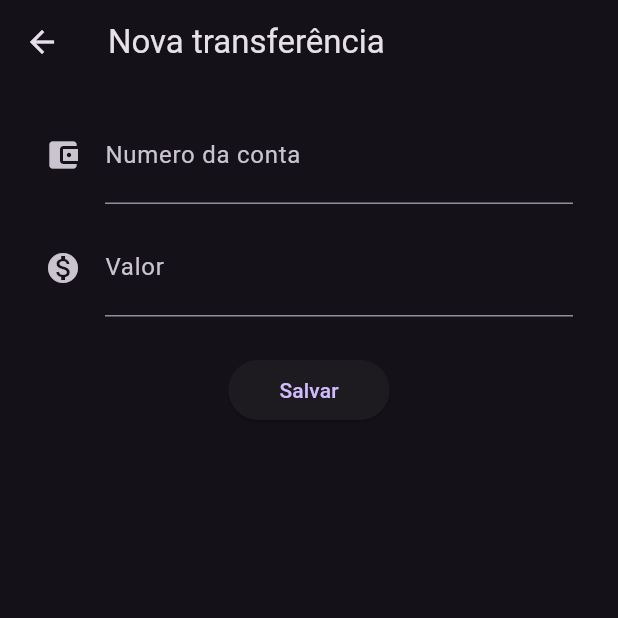
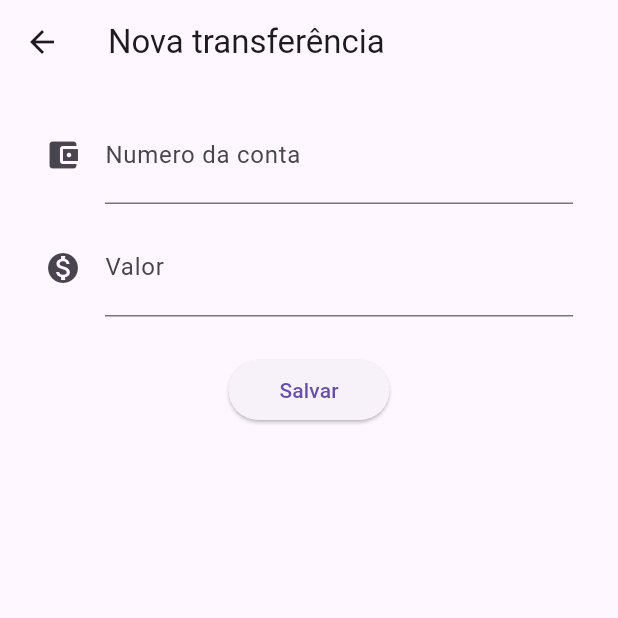
Before and after one commit to antonioalberto-dev/bytebank-alura, a Flutter app: the screen it shows after launch, after a tap on the "add" icon, on a phone screen of 412 x 824 dp, the top half of it. Run offline on Flutter 3.47's test engine with Material 2 defaults, Android fonts, the phone set to English and light mode, and no system bars.

Commit message:
refactor: separating files into components, screens, and models

```diff
--- /dev/null
+++ b/lib/components/editor.dart
@@ -0,0 +1,29 @@
+import 'package:flutter/material.dart';
+
+class Editor extends StatelessWidget {
+  final TextEditingController? controlador;
+  final String? rotulo;
+  final String? dica;
+  final IconData? icone;
+
+  Editor({this.controlador, this.rotulo, this.dica, this.icone});
+
+  @override
+  Widget build(BuildContext context) {
+    return Padding(
+      padding: EdgeInsets.fromLTRB(15.0, 5.0, 15.0, 5.0),
+      child: TextField(
+        controller: controlador,
+        style: const TextStyle(
+          fontSize: 22.0,
+        ),
+        decoration: InputDecoration(
+          icon: Icon(icone),
+          labelText: rotulo,
+          hintText: dica,
+        ),
+        keyboardType: TextInputType.number,
+      ),
+    );
+  }
+}
--- a/lib/main.dart
+++ b/lib/main.dart
@@ -1,4 +1,5 @@
 import 'package:flutter/material.dart';
+import 'package:flutter_aplic/screens/transferencia/lista.dart';
 
 void main() => runApp(ByteBankApp());
 
@@ -6,7 +7,8 @@ class ByteBankApp extends StatelessWidget {
   @override
   Widget build(BuildContext context) {
     return MaterialApp(
-      theme: ThemeData.dark(
+      theme: ThemeData(
+        primarySwatch: Colors.deepOrange,
         useMaterial3: true,
       ),
       home: ListaTransferencia(),
@@ -14,172 +16,3 @@ class ByteBankApp extends StatelessWidget {
     );
   }
 }
-
-class FormularioTransferencia extends StatefulWidget {
-  @override
-  State<StatefulWidget> createState() {
-    return FormularioTransferenciaState();
-  }
-}
-
-class FormularioTransferenciaState extends State<FormularioTransferencia> {
-  final TextEditingController _controllerCampoConta = TextEditingController();
-  final TextEditingController _controllerCampoValor = TextEditingController();
-
-  @override
-  Widget build(BuildContext context) {
-    return Scaffold(
-      appBar: AppBar(
-        title: Text('Nova transferência'),
-      ),
-      body: SingleChildScrollView(
-        child: Column(
-          children: <Widget>[
-            Padding(
-              padding: const EdgeInsets.fromLTRB(15, 10, 15, 0),
-              child: Editor(
-                controlador: _controllerCampoConta,
-                rotulo: 'Numero da conta',
-                dica: '00000',
-                icone: Icons.account_balance_wallet,
-              ),
-            ),
-            Padding(
-              padding: const EdgeInsets.fromLTRB(15, 0, 15, 0),
-              child: Editor(
-                controlador: _controllerCampoValor,
-                rotulo: 'Valor',
-                dica: 'R\$ 00.00',
-                icone: Icons.monetization_on,
-              ),
-            ),
-            Padding(
-              padding: const EdgeInsets.fromLTRB(0, 20.0, 0, 0),
-              child: ElevatedButton(
-                child: Padding(
-                  padding: const EdgeInsets.all(10.0),
-                  child: const Text('Salvar'),
-                ),
-                onPressed: () => _criaTransferencia(context),
-              ),
-            ),
-          ],
-        ),
-      ),
-    );
-  }
-
-  void _criaTransferencia(BuildContext context) {
-    final String numeroConta = _controllerCampoConta.text;
-    final double? valor = double.tryParse(_controllerCampoValor.text);
-    if (numeroConta != null && valor != null) {
-      final transferenciaCriada = Transferencia(valor, numeroConta);
-      debugPrint('Criando transferencia');
-      Navigator.pop(context, transferenciaCriada);
-    }
-  }
-}
-
-class Editor extends StatelessWidget {
-  final TextEditingController? controlador;
-  final String? rotulo;
-  final String? dica;
-  final IconData? icone;
-
-  Editor({this.controlador, this.rotulo, this.dica, this.icone});
-
-  @override
-  Widget build(BuildContext context) {
-    return Padding(
-      padding: EdgeInsets.fromLTRB(15.0, 5.0, 15.0, 5.0),
-      child: TextField(
-        controller: controlador,
-        style: TextStyle(
-          fontSize: 22.0,
-        ),
-        decoration: InputDecoration(
-          icon: Icon(icone),
-          labelText: rotulo,
-          hintText: dica,
-        ),
-        keyboardType: TextInputType.number,
-      ),
-    );
-  }
-}
-
-class ListaTransferencia extends StatefulWidget {
-  final List<Transferencia> _transferencias = [];
-
-  @override
-  State<StatefulWidget> createState() {
-    return ListaTransferenciaState();
-  }
-}
-
-class ListaTransferenciaState extends State<ListaTransferencia> {
-  @override
-  Widget build(BuildContext context) {
-    return Scaffold(
-      appBar: AppBar(
-        title: const Text('Transferencias'),
-      ),
-      body: ListView.builder(
-        itemCount: widget._transferencias.length,
-        itemBuilder: (context, indice) {
-          final transferencia = widget._transferencias[indice];
-          return ItemTransferencia(transferencia);
-        },
-      ),
-      floatingActionButton: FloatingActionButton(
-        child: const Icon(Icons.add),
-        onPressed: () {
-          final Future future =
-              Navigator.push(context, MaterialPageRoute(builder: (context) {
-            return FormularioTransferencia();
-          }));
-          future.then((transferenciaRecebida) {
-            Future.delayed(Duration(seconds: 1), () {
-              debugPrint('-> Dentro do then');
-              debugPrint('$transferenciaRecebida');
-              if (transferenciaRecebida != null) {
-                setState(() {
-                  widget._transferencias.add(transferenciaRecebida);
-                });
-              }
-            });
-          });
-        },
-      ),
-    );
-  }
-}
-
-class ItemTransferencia extends StatelessWidget {
-  final Transferencia _transferencia;
-
-  ItemTransferencia(this._transferencia);
-
-  @override
-  Widget build(BuildContext context) {
-    return Card(
-      child: ListTile(
-        leading: const Icon(Icons.monetization_on),
-        title: Text('R\$ ${_transferencia._valor.toStringAsFixed(2)}'),
-        subtitle: Text(_transferencia._conta.toString()),
-      ),
-    );
-  }
-}
-
-class Transferencia {
-  final double _valor;
-  final String _conta;
-
-  Transferencia(this._valor, this._conta);
-
-  @override
-  String toString() {
-    return 'Conta: $_conta | Valor: R\$ ${_valor.toStringAsFixed(2)}';
-  }
-}
--- /dev/null
+++ b/lib/screens/transferencia/formulario.dart
@@ -0,0 +1,69 @@
+import 'package:flutter/material.dart';
+
+import '../../components/editor.dart';
+import '../../models/transferencia.dart';
+
+class FormularioTransferencia extends StatefulWidget {
+  @override
+  State<StatefulWidget> createState() {
+    return FormularioTransferenciaState();
+  }
+}
+
+class FormularioTransferenciaState extends State<FormularioTransferencia> {
+  final TextEditingController _controllerCampoConta = TextEditingController();
+  final TextEditingController _controllerCampoValor = TextEditingController();
+
+  @override
+  Widget build(BuildContext context) {
+    return Scaffold(
+      appBar: AppBar(
+        title: Text('Nova transferência'),
+      ),
+      body: SingleChildScrollView(
+        child: Column(
+          children: <Widget>[
+            Padding(
+              padding: const EdgeInsets.fromLTRB(15, 10, 15, 0),
+              child: Editor(
+                controlador: _controllerCampoConta,
+                rotulo: 'Numero da conta',
+                dica: '00000',
+                icone: Icons.account_balance_wallet,
+              ),
+            ),
+            Padding(
+              padding: const EdgeInsets.fromLTRB(15, 0, 15, 0),
+              child: Editor(
+                controlador: _controllerCampoValor,
+                rotulo: 'Valor',
+                dica: 'R\$ 00.00',
+                icone: Icons.monetization_on,
+              ),
+            ),
+            Padding(
+              padding: const EdgeInsets.fromLTRB(0, 20.0, 0, 0),
+              child: ElevatedButton(
+                child: Padding(
+                  padding: const EdgeInsets.all(10.0),
+                  child: const Text('Salvar'),
+                ),
+                onPressed: () => _criaTransferencia(context),
+              ),
+            ),
+          ],
+        ),
+      ),
+    );
+  }
+
+  void _criaTransferencia(BuildContext context) {
+    final String numeroConta = _controllerCampoConta.text;
+    final double? valor = double.tryParse(_controllerCampoValor.text);
+    if (numeroConta != null && valor != null) {
+      final transferenciaCriada = Transferencia(valor, numeroConta);
+      debugPrint('Criando transferencia');
+      Navigator.pop(context, transferenciaCriada);
+    }
+  }
+}
```
Also changed, not shown: lib/models/transferencia.dart (added, +27 -0 lines), lib/screens/transferencia/lista.dart (added, +90 -0 lines).
